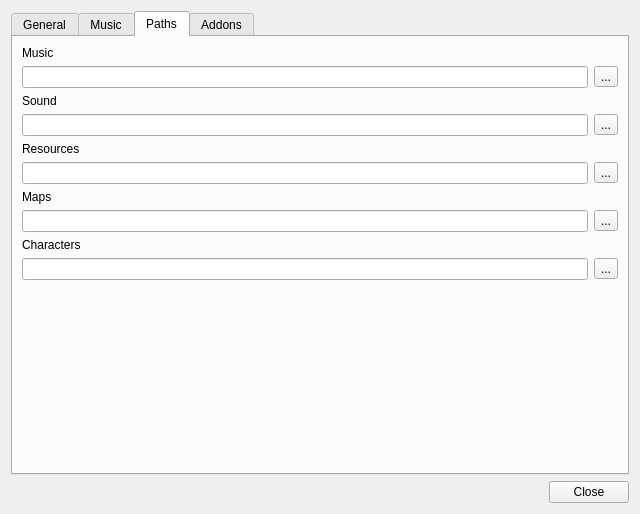
This is optionsdialog.ui in PhilInTheGaps/GM-Companion as Qt 5 draws it before an edit. The edited form follows.
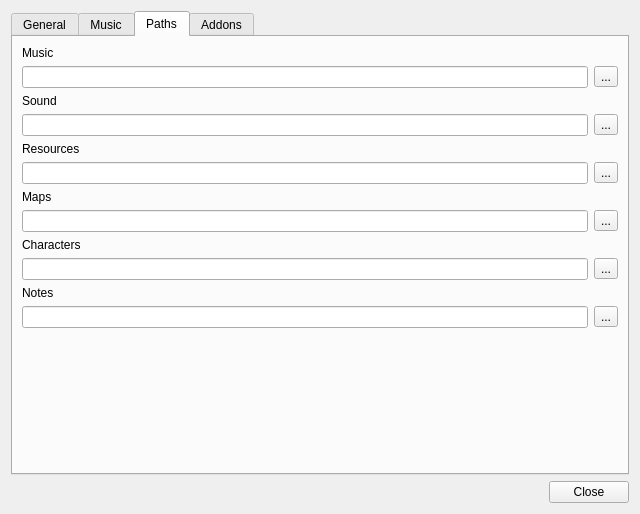
This is the edited form. The open tabs and pages were chosen to show the change. Icons and pictures are not drawn.

Commit message: Added option to set notes folder and changed linux build stuff

What changed in the file:
```diff
--- a/optionsdialog.ui
+++ b/optionsdialog.ui
@@ -473,6 +473,31 @@
          </item>
         </layout>
        </item>
+       <item>
+        <widget class="QLabel" name="label_20">
+         <property name="text">
+          <string>Notes</string>
+         </property>
+        </widget>
+       </item>
+       <item>
+        <layout class="QHBoxLayout" name="horizontalLayout_12">
+         <item>
+          <widget class="QLineEdit" name="notesPath">
+           <property name="readOnly">
+            <bool>true</bool>
+           </property>
+          </widget>
+         </item>
+         <item>
+          <widget class="QToolButton" name="setNotesPath">
+           <property name="text">
+            <string>...</string>
+           </property>
+          </widget>
+         </item>
+        </layout>
+       </item>
        <item>
         <spacer name="verticalSpacer">
          <property name="orientation">
```
The commit also changes 13 other files.
